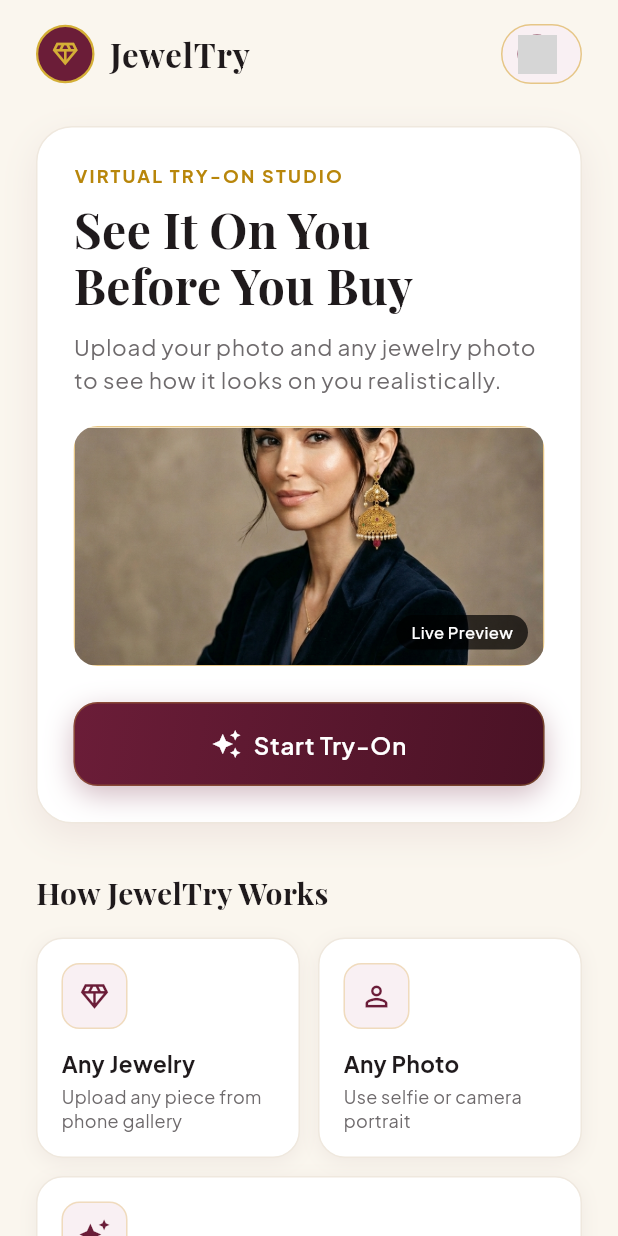
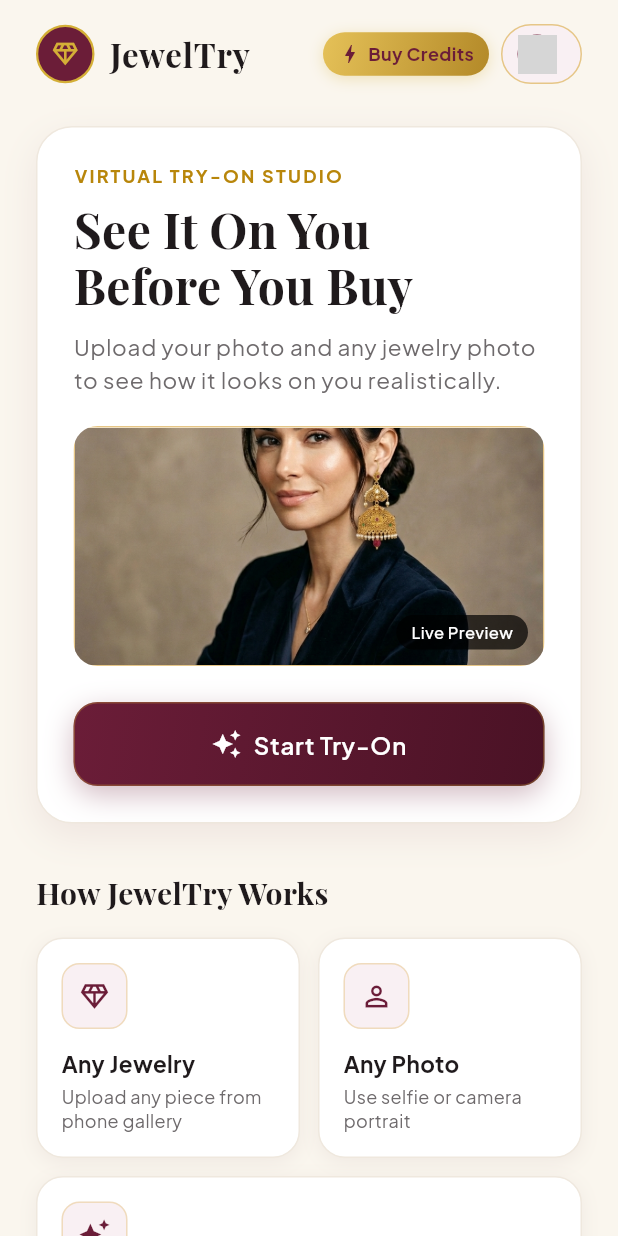
Before and after one commit to 25f2006153/jeweltry-app, a Flutter app: the HomeScreen screen opened directly, on a phone screen of 412 x 824 dp. Run offline on Flutter 3.47's test engine with Material 3 defaults, Android fonts, the phone set to English and light mode, and no system bars; drawn by our look-alikes of flutter_animate; our stand-ins replace google_fonts, google_sign_in, image_picker, share_plus, supabase_flutter; accounts and stored records are empty; network calls fail; grey boxes are pictures that could not be loaded.

Commit message:
fix: fonts, images, web image upload byte streaming, and buy credits button in header

```diff
--- a/lib/models/try_on_request.dart
+++ b/lib/models/try_on_request.dart
@@ -1,3 +1,4 @@
+import 'dart:typed_data';
 import 'jewelry_type.dart';
 
 class TryOnRequest {
@@ -5,12 +6,17 @@ class TryOnRequest {
   final String jewelryImagePath;
   final JewelryType jewelryType;
   final DateTime createdAt;
+  // Web: actual image bytes (blob URLs can't be fetched server-side)
+  final Uint8List? userImageBytes;
+  final Uint8List? jewelryImageBytes;
 
   TryOnRequest({
     required this.userImagePath,
     required this.jewelryImagePath,
     required this.jewelryType,
     DateTime? createdAt,
+    this.userImageBytes,
+    this.jewelryImageBytes,
   }) : createdAt = createdAt ?? DateTime.now();
 
   Map<String, dynamic> toJson() {
--- a/lib/screens/home_screen.dart
+++ b/lib/screens/home_screen.dart
@@ -189,6 +189,42 @@ class HomeScreen extends StatelessWidget {
                       ),
                     ],
                   ),
+                  // Credits & User profile
+                  Row(
+                    children: [
+                      // Direct Credits Top-up button
+                      GestureDetector(
+                        onTap: () => CreditTopupSheet.show(context),
+                        child: Container(
+                          padding: const EdgeInsets.symmetric(horizontal: 10, vertical: 6),
+                          decoration: BoxDecoration(
+                            gradient: AppColors.goldGradient,
+                            borderRadius: BorderRadius.circular(20),
+                            boxShadow: [
+                              BoxShadow(
+                                color: AppColors.gold.withValues(alpha: 0.3),
+                                blurRadius: 8,
+                                offset: const Offset(0, 2),
+                              ),
+                            ],
+                          ),
+                          child: const Row(
+                            children: [
+                              Icon(Icons.bolt, color: AppColors.burgundy, size: 16),
+                              SizedBox(width: 4),
+                              Text(
+                                'Buy Credits',
+                                style: TextStyle(
+                                  color: AppColors.burgundy,
+                                  fontWeight: FontWeight.bold,
+                                  fontSize: 12,
+                                ),
+                              ),
+                            ],
+                          ),
+                        ),
+                      ),
+                      const SizedBox(width: 8),
                       // User profile + logout
                       Consumer<AuthService>(
                         builder: (context, auth, _) => GestureDetector(
@@ -233,6 +269,8 @@ class HomeScreen extends StatelessWidget {
                             ),
                           ),
                         ),
+                      ),
+                    ],
                   ),
                 ],
               ).animate().fadeIn(duration: 400.ms),
```
Also changed, not shown: lib/screens/upload_screen.dart (+9 -9 lines), lib/services/http_ai_service.dart (+24 -5 lines), lib/services/image_picker_service.dart (+4 -4 lines), lib/services/try_on_state_manager.dart (+34 -0 lines), vercel.json, 3 other files. Lines whose indentation alone changed are shown as unchanged.
